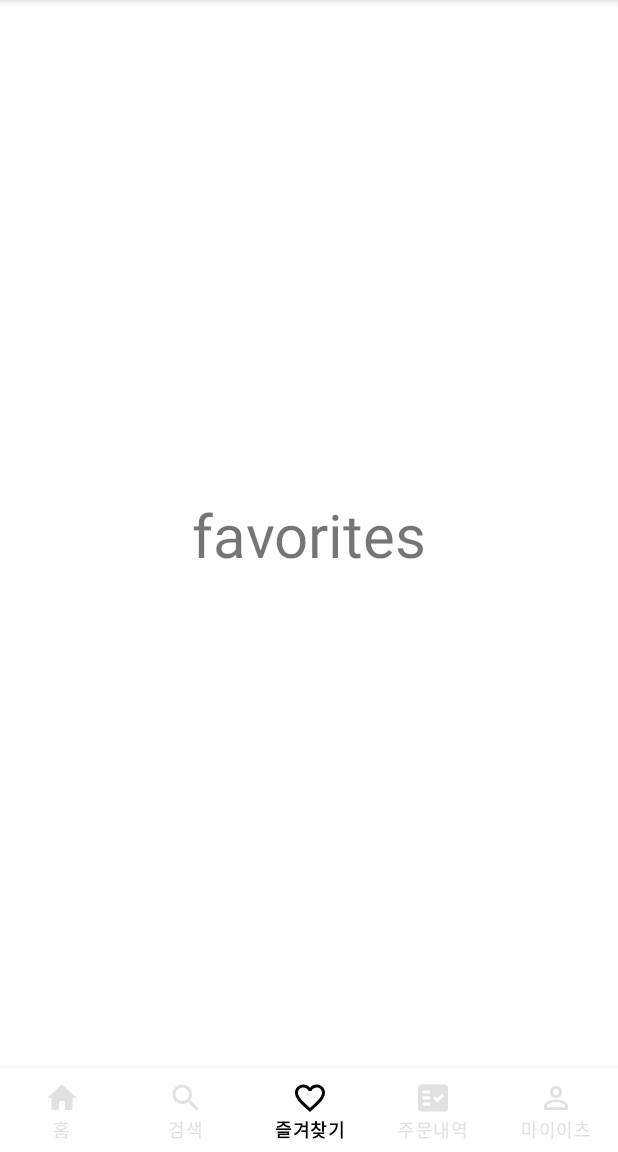
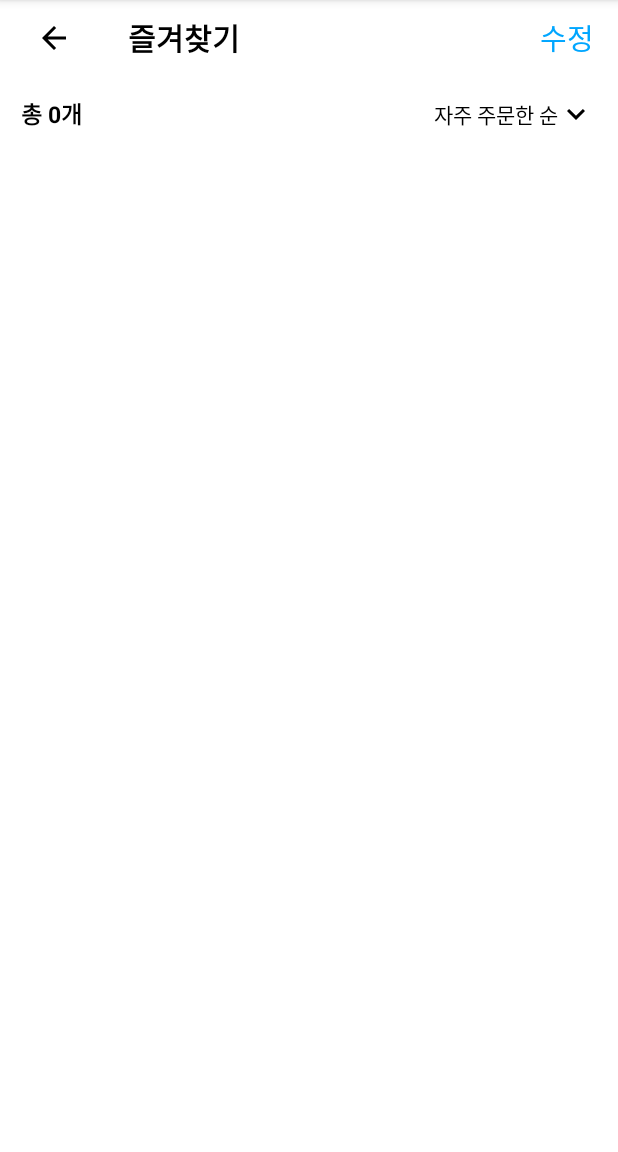
Before and after one commit to ksi05503/coupang-eats-clone-android-front, an Android app: the screen it shows after launch (MainActivity before the commit, FavoritesActivity after it), item 3 of the bottom bar chosen, on a phone screen of 412 x 824 dp, the part 84-1236 px from its top. Run offline under Robolectric (Android 15) with nearby library versions, the phone set to English and light mode, and no system bars.

Commit message:
[즐겨찾기] 즐겨찾기 액티비티 추가 / 기본 레이아웃 구성

```diff
--- a/app/src/main/AndroidManifest.xml
+++ b/app/src/main/AndroidManifest.xml
@@ -12,7 +12,10 @@
         android:roundIcon="@mipmap/ic_launcher_round"
         android:supportsRtl="true"
         android:theme="@style/Theme.RisingTest">
-        <activity android:name=".src.main.login.LoginActivity"></activity>
+        <activity
+            android:name=".src.main.favorites.FavoritesActivity"
+            android:exported="true" />
+        <activity android:name=".src.main.login.LoginActivity" />
         <activity android:name=".src.main.signup.SignUpActivity" />
         <activity
             android:name=".src.splash.SplashActivity"
@@ -26,9 +29,7 @@
         </activity>
         <activity
             android:name=".src.main.MainActivity"
-            android:exported="true">
-
-        </activity>
+            android:exported="true"></activity>
     </application>
 
 </manifest>
--- a/app/src/main/java/com/example/risingtest/src/main/MainActivity.kt
+++ b/app/src/main/java/com/example/risingtest/src/main/MainActivity.kt
@@ -1,10 +1,12 @@
 package com.example.risingtest.src.main
 
+import android.content.Intent
 import androidx.appcompat.app.AppCompatActivity
 import android.os.Bundle
 import com.example.risingtest.R
 import com.example.risingtest.config.BaseActivity
 import com.example.risingtest.databinding.ActivityMainBinding
+import com.example.risingtest.src.main.favorites.FavoritesActivity
 import com.example.risingtest.src.main.favorites.FavoritesFragment
 import com.example.risingtest.src.main.home.HomeFragment
 import com.example.risingtest.src.main.myeats.MyEatsFragment
@@ -32,10 +34,14 @@ class MainActivity: BaseActivity<ActivityMainBinding>(ActivityMainBinding::infla
                         return@OnNavigationItemSelectedListener true
                     }
                     R.id.menu_main_btm_nav_favorites -> {
-                        supportFragmentManager.beginTransaction()
+/*                        supportFragmentManager.beginTransaction()
                             .replace(R.id.main_frm, FavoritesFragment())
                             .commitAllowingStateLoss()
-                        return@OnNavigationItemSelectedListener true
+                        return@OnNavigationItemSelectedListener true*/
+
+                        val i = Intent(this,FavoritesActivity::class.java)
+                        startActivity(i)
+
                     }
                     R.id.menu_main_btm_nav_orders -> {
                         supportFragmentManager.beginTransaction()
--- /dev/null
+++ b/app/src/main/java/com/example/risingtest/src/main/favorites/FavoritesActivity.kt
@@ -0,0 +1,13 @@
+package com.example.risingtest.src.main.favorites
+
+import androidx.appcompat.app.AppCompatActivity
+import android.os.Bundle
+import com.example.risingtest.config.BaseActivity
+import com.example.risingtest.databinding.ActivityFavoritesBinding
+
+
+class FavoritesActivity : BaseActivity<ActivityFavoritesBinding>(ActivityFavoritesBinding::inflate) {
+    override fun onCreate(savedInstanceState: Bundle?) {
+        super.onCreate(savedInstanceState)
+    }
+}
--- /dev/null
+++ b/app/src/main/res/drawable/ic_baseline_arrow_back_24.xml
@@ -0,0 +1,10 @@
+<vector xmlns:android="http://schemas.android.com/apk/res/android"
+    android:width="24dp"
+    android:height="24dp"
+    android:viewportWidth="24"
+    android:viewportHeight="24"
+    android:tint="?attr/colorControlNormal">
+  <path
+      android:fillColor="@android:color/white"
+      android:pathData="M20,11H7.83l5.59,-5.59L12,4l-8,8 8,8 1.41,-1.41L7.83,13H20v-2z"/>
+</vector>
--- /dev/null
+++ b/app/src/main/res/layout/activity_favorites.xml
@@ -0,0 +1,99 @@
+<?xml version="1.0" encoding="utf-8"?>
+<LinearLayout xmlns:android="http://schemas.android.com/apk/res/android"
+    xmlns:app="http://schemas.android.com/apk/res-auto"
+    xmlns:tools="http://schemas.android.com/tools"
+    android:layout_width="match_parent"
+    android:layout_height="match_parent"
+    tools:context=".src.main.favorites.FavoritesActivity"
+    android:orientation="vertical">
+
+    <androidx.constraintlayout.widget.ConstraintLayout
+        android:layout_width="match_parent"
+        android:layout_height="wrap_content">
+
+        <ImageButton
+            android:id="@+id/imageButton"
+            android:layout_width="wrap_content"
+            android:layout_height="wrap_content"
+            android:layout_marginStart="12dp"
+            android:backgroundTint="@color/white"
+            android:src="@drawable/ic_baseline_arrow_back_24"
+            android:tint="@color/black"
+            app:layout_constraintBottom_toBottomOf="parent"
+            app:layout_constraintStart_toStartOf="parent"
+            app:layout_constraintTop_toTopOf="parent"
+             />
+
+        <TextView
+            android:layout_width="wrap_content"
+            android:layout_height="wrap_content"
+            android:layout_gravity="center"
+            android:layout_marginStart="15dp"
+            android:text="즐겨찾기"
+            android:padding="10dp"
+            android:textColor="@color/black"
+            android:textSize="20dp"
+            android:textStyle="bold"
+            app:layout_constraintBottom_toBottomOf="parent"
+            app:layout_constraintStart_toEndOf="@+id/imageButton"
+            app:layout_constraintTop_toTopOf="parent" />
+
+        <TextView
+            android:layout_width="wrap_content"
+            android:layout_height="wrap_content"
+            android:layout_gravity="center"
+            android:layout_marginEnd="16dp"
+            android:text="수정"
+            android:textColor="@color/lightBlue"
+            android:textSize="19dp"
+            app:layout_constraintBottom_toBottomOf="parent"
+            app:layout_constraintEnd_toEndOf="parent"
+            app:layout_constraintTop_toTopOf="parent" />
+
+    </androidx.constraintlayout.widget.ConstraintLayout>
+
+    <androidx.constraintlayout.widget.ConstraintLayout
+        android:layout_width="match_parent"
+        android:layout_height="wrap_content">
+
+
+        <TextView
+            android:layout_width="wrap_content"
+            android:layout_height="wrap_content"
+            android:layout_gravity="center"
+            android:text="총 0개"
+            android:padding="14dp"
+            android:textStyle="bold"
+            android:textColor="@color/black"
+            android:textSize="15dp"
+            app:layout_constraintBottom_toBottomOf="parent"
+            app:layout_constraintStart_toStartOf="parent"
+            app:layout_constraintTop_toTopOf="parent" />
+
+        <LinearLayout
+            android:layout_width="wrap_content"
+            android:layout_height="wrap_content"
+            app:layout_constraintBottom_toBottomOf="parent"
+            app:layout_constraintEnd_toEndOf="parent"
+            app:layout_constraintTop_toTopOf="parent"
+            android:layout_marginEnd="16dp">
+            <TextView
+                android:layout_width="wrap_content"
+                android:layout_height="wrap_content"
+                android:layout_gravity="center"
+
+                android:text="자주 주문한 순"
+                android:textColor="@color/black"
+                android:textSize="14dp" />
+            <ImageView
+                android:layout_width="wrap_content"
+                android:layout_height="wrap_content"
+                android:layout_gravity="center"
+                android:src="@drawable/ic_baseline_keyboard_arrow_down_24"
+                android:tint="@color/black"/>
+        </LinearLayout>
+
+
+    </androidx.constraintlayout.widget.ConstraintLayout>
+
+</LinearLayout>
--- a/app/src/main/res/values/strings.xml
+++ b/app/src/main/res/values/strings.xml
@@ -1,6 +1,5 @@
 <resources>
     <string name="app_name">CoupangEatsClone</string>
-
 
 
     <!-- Main -->
```
